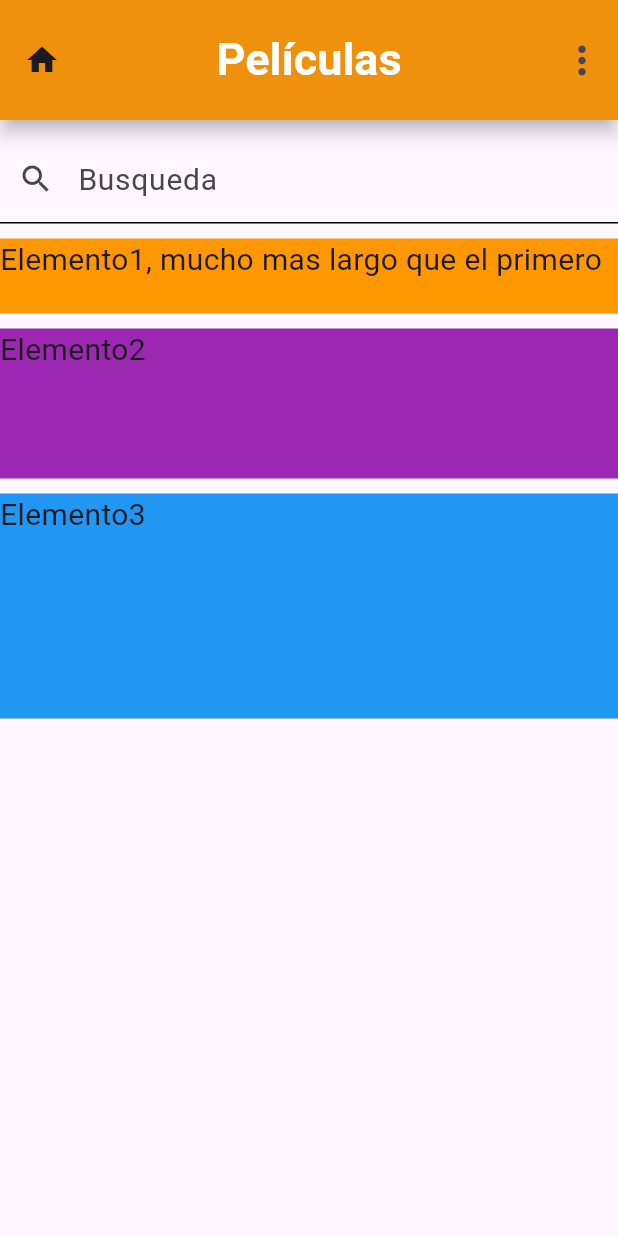
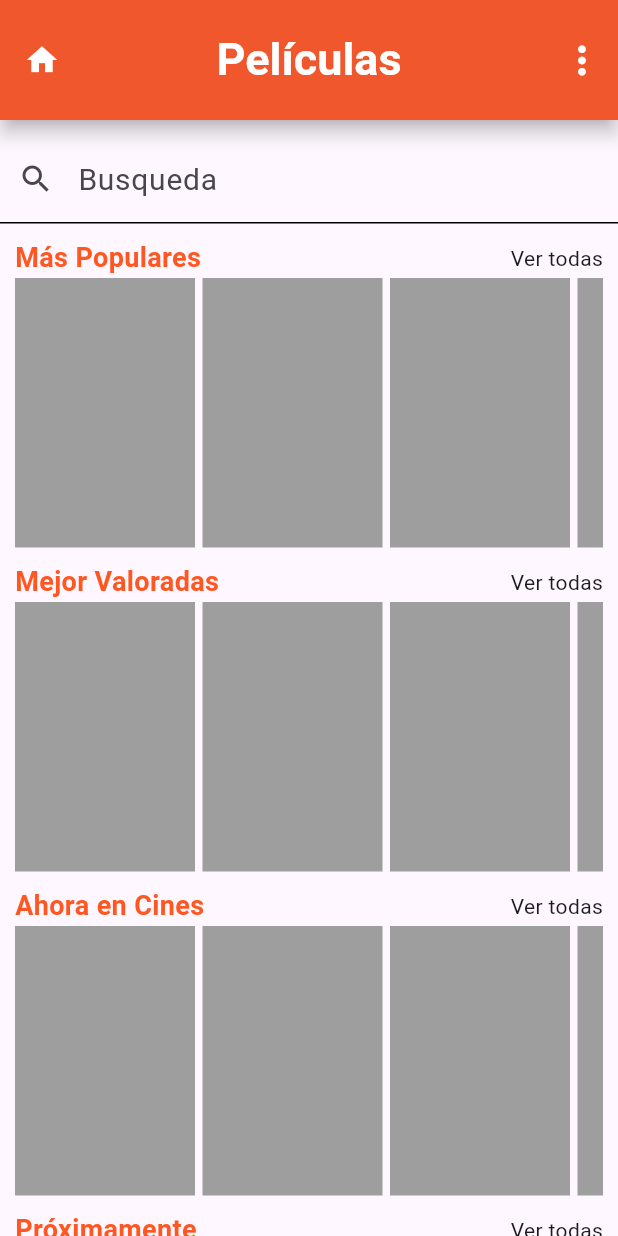
Before and after one commit to cvidaal/peliculas, a Flutter app: the screen it shows after launch, on a phone screen of 412 x 824 dp. Run offline on Flutter 3.47's test engine with Material 3 defaults, Android fonts, the phone set to English and light mode, and no system bars.

```diff
--- a/lib/buscarWidget.dart
+++ b/lib/buscarWidget.dart
@@ -5,9 +5,9 @@ class BuscarWidget extends StatelessWidget {
 
   @override
   Widget build(BuildContext context) {
-    return TextField(
-      onChanged: (value) => print(value),
-      decoration: const InputDecoration(
+    return const TextField(
+      //onChanged: (value) => print(value),
+      decoration: InputDecoration(
         labelStyle: TextStyle(fontSize: 20),
         labelText: "Busqueda",
         prefixIcon: Icon(Icons.search),
--- /dev/null
+++ b/lib/homescreen.dart
@@ -0,0 +1,79 @@
+import 'package:flutter/material.dart';
+import 'package:peliculas/buscarWidget.dart';
+
+import 'screens/ahoraencines.dart';
+import 'screens/maspopulares.dart';
+import 'screens/mejorvaloradas.dart';
+import 'screens/proximamente.dart';
+
+class HomeScreen extends StatelessWidget {
+  const HomeScreen({super.key});
+
+  @override
+  Widget build(BuildContext context) {
+    return Scaffold(
+      appBar: AppBar(
+        title: const Text(
+          'Películas',
+          style: TextStyle(
+              fontWeight: FontWeight.bold, color: Colors.white, fontSize: 30),
+        ),
+        centerTitle: true,
+        backgroundColor: Colors.deepOrange,
+        shadowColor: Colors.black, //Color d ela sombra
+        elevation: 5, // Sombra
+        toolbarHeight: 80, // Alto de la barra de arriba
+        actions: [
+          //Para poner objetos en la derecha
+          IconButton(
+              onPressed: () {},
+              icon: const Icon(
+                Icons.more_vert,
+                size: 30,
+                color: Colors.white,
+              ))
+        ],
+        leading: const Icon(
+          Icons.home,
+          color: Colors.white,
+        ), //Para poner 1 objeto en la izquierda.
+      ),
+      body: const Padding(
+        padding: EdgeInsets.only(top: 10.0),
+        child: Center(
+          child: Column(
+            mainAxisAlignment: MainAxisAlignment.start,
+            crossAxisAlignment: CrossAxisAlignment.stretch,
+            children: [
+              BuscarWidget(),
+              SizedBox(
+                height: 10,
+              ),
+              Expanded(
+                child: SingleChildScrollView(
+                  child: Column(
+                    children: [
+                      MasPopulares(), //Horizontal de más populares
+                      SizedBox(
+                        height: 10,
+                      ),
+                      MejorValoradas(),
+                      SizedBox(
+                        height: 10,
+                      ),
+                      AhoraEnCines(),
+                      SizedBox(
+                        height: 10,
+                      ),
+                      Proximamente()
+                    ],
+                  ),
+                ),
+              )
+            ],
+          ),
+        ),
+      ),
+    );
+  }
+}
--- a/lib/main.dart
+++ b/lib/main.dart
@@ -1,5 +1,5 @@
 import 'package:flutter/material.dart';
-import 'package:peliculas/buscarWidget.dart';
+import 'package:peliculas/homescreen.dart';
 
 void main() {
   runApp(const MyApp());
@@ -22,62 +22,3 @@ class MyApp extends StatelessWidget {
     );
   }
 }
-
-class HomeScreen extends StatelessWidget {
-  const HomeScreen({super.key});
-
-  @override
-  Widget build(BuildContext context) {
-    return Scaffold(
-      appBar: AppBar(
-        title: const Text('Películas', style: TextStyle(fontWeight: FontWeight.bold, color: Colors.white, fontSize: 30),),
-        centerTitle: true,
-        backgroundColor: Colors.orange,
-        shadowColor: Colors.black, //Color d ela sombra
-        elevation: 5, // Sombra
-        toolbarHeight: 80, // Alto de la barra de arriba
-        actions: [ //Para poner objetos en la derecha
-          IconButton(
-            onPressed: (){},
-            icon: const Icon(Icons.more_vert, size: 30,))
-        ],
-      leading: const Icon(Icons.home)     , //Para poner 1 objeto en la izquierda.
-      ),
-      body: Padding(
-        padding: const EdgeInsets.only(top: 10.0),
-        child: Center(
-          child:  Column(
-            mainAxisAlignment: MainAxisAlignment.start,
-            crossAxisAlignment: CrossAxisAlignment.stretch,
-            children: [
-              const BuscarWidget(),
-
-              const SizedBox(height: 10,),
-
-              Container(child: const Text('Elemento1, mucho mas largo que el primero', style: TextStyle(fontSize: 20),),
-              height: 50,
-              decoration: const BoxDecoration(
-                color: Colors.orange
-              ),
-              ),
-              const SizedBox(height: 10,),
-
-              Container(child: const Text('Elemento2',style: TextStyle(fontSize: 20),),
-              height: 100,
-              decoration: const BoxDecoration(
-                color: Colors.purple
-              ),),
-              const SizedBox(height: 10,),
-
-              Container(child: const Text('Elemento3', style: TextStyle(fontSize: 20),),
-              height: 150,
-              decoration: const BoxDecoration(
-                color: Colors.blue
-              ),),
-            ],
-          ),
-        ),
-      ),
-    );
-  }
-}
--- /dev/null
+++ b/lib/screens/ahoraencines.dart
@@ -0,0 +1,75 @@
+import 'package:flutter/material.dart';
+
+class AhoraEnCines extends StatelessWidget {
+  const AhoraEnCines({super.key});
+
+  @override
+  Widget build(BuildContext context) {
+    return Padding(
+      padding: const EdgeInsets.symmetric(horizontal: 10),
+      child: Column(
+        children: [
+          const Row(
+            mainAxisAlignment: MainAxisAlignment.spaceBetween,
+            children: [
+              Text(
+                "Ahora en Cines",
+                style: TextStyle(
+                    fontWeight: FontWeight.bold,
+                    color: Colors.deepOrange,
+                    fontSize: 18),
+              ),
+              Text("Ver todas"),
+            ],
+          ),
+          //! IMPORTANTE SABERSELO
+          SingleChildScrollView(
+            //Para que quepan los container y no aparezca el aviso de OVERFLOW
+            scrollDirection: Axis.horizontal, //Permite hacer scrollDirection
+            child: Row(
+              children: [
+                Container(
+                  height: 180,
+                  width: 120,
+                  decoration: const BoxDecoration(
+                    color: Colors.grey,
+                  ),
+                ),
+                const SizedBox(
+                  width: 5,
+                ),
+                Container(
+                  height: 180,
+                  width: 120,
+                  decoration: const BoxDecoration(
+                    color: Colors.grey,
+                  ),
+                ),
+                const SizedBox(
+                  width: 5,
+                ),
+                Container(
+                  height: 180,
+                  width: 120,
+                  decoration: const BoxDecoration(
+                    color: Colors.grey,
+                  ),
+                ),
+                const SizedBox(
+                  width: 5,
+                ),
+                Container(
+                  height: 180,
+                  width: 120,
+                  decoration: const BoxDecoration(
+                    color: Colors.grey,
+                  ),
+                ),
+              ],
+            ),
+          )
+        ],
+      ),
+    );
+  }
+}
--- /dev/null
+++ b/lib/screens/maspopulares.dart
@@ -0,0 +1,75 @@
+import 'package:flutter/material.dart';
+
+class MasPopulares extends StatelessWidget {
+  const MasPopulares({super.key});
+
+  @override
+  Widget build(BuildContext context) {
+    return Padding(
+      padding: const EdgeInsets.symmetric(horizontal: 10),
+      child: Column(
+        children: [
+          const Row(
+            mainAxisAlignment: MainAxisAlignment.spaceBetween,
+            children: [
+              Text(
+                "Más Populares",
+                style: TextStyle(
+                    fontWeight: FontWeight.bold,
+                    color: Colors.deepOrange,
+                    fontSize: 18),
+              ),
+              Text("Ver todas"),
+            ],
+          ),
+          //! IMPORTANTE SABERSELO
+          SingleChildScrollView(
+            //Para que quepan los container y no aparezca el aviso de OVERFLOW
+            scrollDirection: Axis.horizontal, //Permite hacer scrollDirection
+            child: Row(
+              children: [
+                Container(
+                  height: 180,
+                  width: 120,
+                  decoration: const BoxDecoration(
+                    color: Colors.grey,
+                  ),
+                ),
+                const SizedBox(
+                  width: 5,
+                ),
+                Container(
+                  height: 180,
+                  width: 120,
+                  decoration: const BoxDecoration(
+                    color: Colors.grey,
+                  ),
+                ),
+                const SizedBox(
+                  width: 5,
+                ),
+                Container(
+                  height: 180,
+                  width: 120,
+                  decoration: const BoxDecoration(
+                    color: Colors.grey,
+                  ),
+                ),
+                const SizedBox(
+                  width: 5,
+                ),
+                Container(
+                  height: 180,
+                  width: 120,
+                  decoration: const BoxDecoration(
+                    color: Colors.grey,
+                  ),
+                ),
+              ],
+            ),
+          )
+        ],
+      ),
+    );
+  }
+}
--- /dev/null
+++ b/lib/screens/mejorvaloradas.dart
@@ -0,0 +1,75 @@
+import 'package:flutter/material.dart';
+
+class MejorValoradas extends StatelessWidget {
+  const MejorValoradas({super.key});
+
+  @override
+  Widget build(BuildContext context) {
+    return Padding(
+      padding: const EdgeInsets.symmetric(horizontal: 10),
+      child: Column(
+        children: [
+          const Row(
+            mainAxisAlignment: MainAxisAlignment.spaceBetween,
+            children: [
+              Text(
+                "Mejor Valoradas",
+                style: TextStyle(
+                    fontWeight: FontWeight.bold,
+                    color: Colors.deepOrange,
+                    fontSize: 18),
+              ),
+              Text("Ver todas"),
+            ],
+          ),
+          //! IMPORTANTE SABERSELO
+          SingleChildScrollView(
+            //Para que quepan los container y no aparezca el aviso de OVERFLOW
+            scrollDirection: Axis.horizontal, //Permite hacer scrollDirection
+            child: Row(
+              children: [
+                Container(
+                  height: 180,
+                  width: 120,
+                  decoration: const BoxDecoration(
+                    color: Colors.grey,
+                  ),
+                ),
+                const SizedBox(
+                  width: 5,
+                ),
+                Container(
+                  height: 180,
+                  width: 120,
+                  decoration: const BoxDecoration(
+                    color: Colors.grey,
+                  ),
+                ),
+                const SizedBox(
+                  width: 5,
+                ),
+                Container(
+                  height: 180,
+                  width: 120,
+                  decoration: const BoxDecoration(
+                    color: Colors.grey,
+                  ),
+                ),
+                const SizedBox(
+                  width: 5,
+                ),
+                Container(
+                  height: 180,
+                  width: 120,
+                  decoration: const BoxDecoration(
+                    color: Colors.grey,
+                  ),
+                ),
+              ],
+            ),
+          )
+        ],
+      ),
+    );
+  }
+}
--- /dev/null
+++ b/lib/screens/proximamente.dart
@@ -0,0 +1,75 @@
+import 'package:flutter/material.dart';
+
+class Proximamente extends StatelessWidget {
+  const Proximamente({super.key});
+
+  @override
+  Widget build(BuildContext context) {
+    return Padding(
+      padding: const EdgeInsets.symmetric(horizontal: 10),
+      child: Column(
+        children: [
+          const Row(
+            mainAxisAlignment: MainAxisAlignment.spaceBetween,
+            children: [
+              Text(
+                "Próximamente",
+                style: TextStyle(
+                    fontWeight: FontWeight.bold,
+                    color: Colors.deepOrange,
+                    fontSize: 18),
+              ),
+              Text("Ver todas"),
+            ],
+          ),
+          //! IMPORTANTE SABERSELO
+          SingleChildScrollView(
+            //Para que quepan los container y no aparezca el aviso de OVERFLOW
+            scrollDirection: Axis.horizontal, //Permite hacer scrollDirection
+            child: Row(
+              children: [
+                Container(
+                  height: 180,
+                  width: 120,
+                  decoration: const BoxDecoration(
+                    color: Colors.grey,
+                  ),
+                ),
+                const SizedBox(
+                  width: 5,
+                ),
+                Container(
+                  height: 180,
+                  width: 120,
+                  decoration: const BoxDecoration(
+                    color: Colors.grey,
+                  ),
+                ),
+                const SizedBox(
+                  width: 5,
+                ),
+                Container(
+                  height: 180,
+                  width: 120,
+                  decoration: const BoxDecoration(
+                    color: Colors.grey,
+                  ),
+                ),
+                const SizedBox(
+                  width: 5,
+                ),
+                Container(
+                  height: 180,
+                  width: 120,
+                  decoration: const BoxDecoration(
+                    color: Colors.grey,
+                  ),
+                ),
+              ],
+            ),
+          )
+        ],
+      ),
+    );
+  }
+}
```
